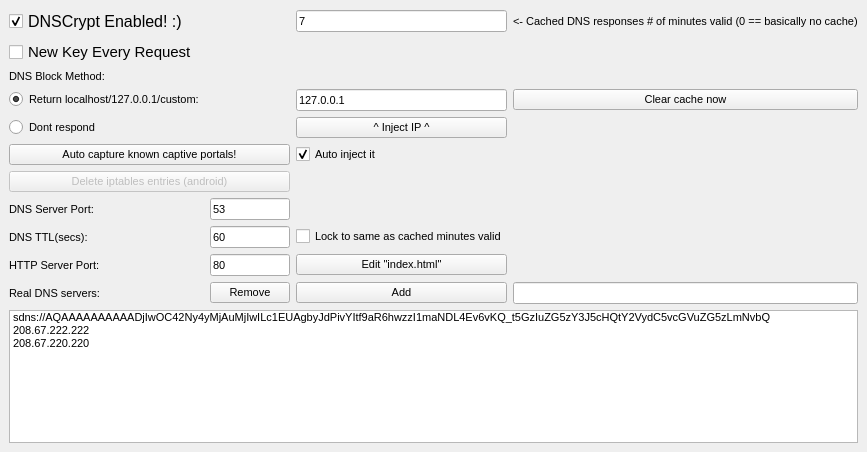
This is Source/YourFriendlyDNS/settingswindow.ui in softwareengineer1/YourFriendlyDNS as Qt 5 draws it before an edit. The edited form follows.
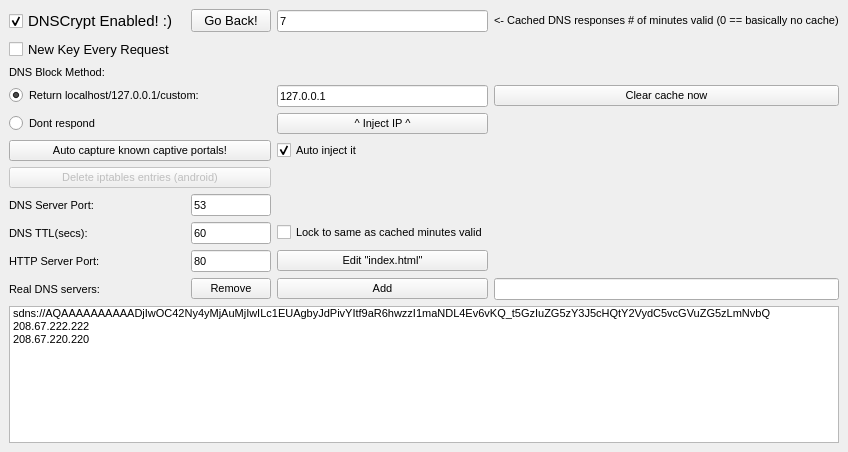
This is the edited form.

```diff
--- a/Source/YourFriendlyDNS/settingswindow.ui
+++ b/Source/YourFriendlyDNS/settingswindow.ui
@@ -334,7 +334,7 @@
      <widget class="QCheckBox" name="dnscryptEnabled">
       <property name="font">
        <font>
-        <pointsize>12</pointsize>
+        <pointsize>11</pointsize>
        </font>
       </property>
       <property name="text">
@@ -349,7 +349,7 @@
      <widget class="QCheckBox" name="newKeyPerRequest">
       <property name="font">
        <font>
-        <pointsize>11</pointsize>
+        <pointsize>10</pointsize>
        </font>
       </property>
       <property name="text">
@@ -357,6 +357,18 @@
       </property>
      </widget>
     </item>
+    <item row="3" column="2">
+     <widget class="QPushButton" name="backButton">
+      <property name="font">
+       <font>
+        <pointsize>10</pointsize>
+       </font>
+      </property>
+      <property name="text">
+       <string>Go Back!</string>
+      </property>
+     </widget>
+    </item>
    </layout>
   </widget>
  </widget>
```
